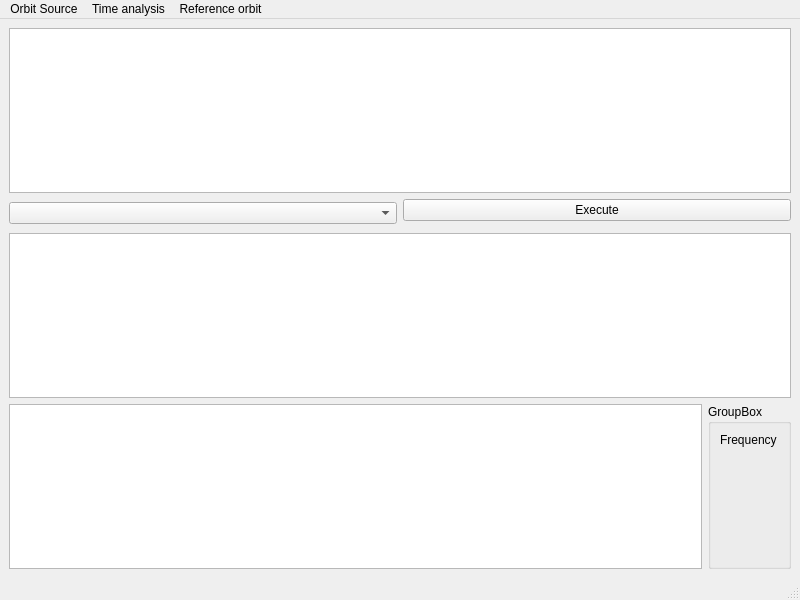
Qt form search_kicks/ui/main_window.ui (hz-b/MSc_SearchKicks) before a commit.
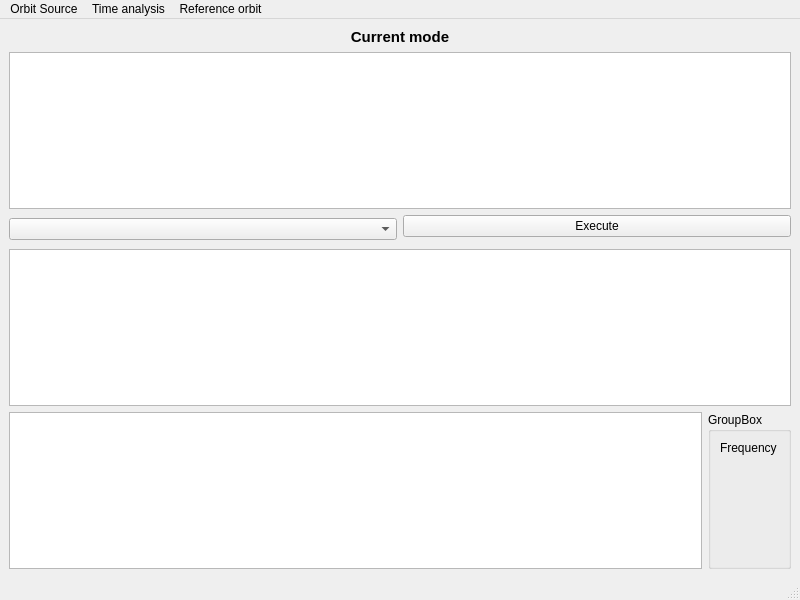
The same form after that commit.

Commit message: correct typo + add enhance gui

The edit to the form file:
```diff
--- a/search_kicks/ui/main_window.ui
+++ b/search_kicks/ui/main_window.ui
@@ -15,6 +15,24 @@
   </property>
   <widget class="QWidget" name="centralwidget">
    <layout class="QVBoxLayout" name="verticalLayout">
+    <item>
+     <widget class="QLabel" name="current_mode_label">
+      <property name="font">
+       <font>
+        <pointsize>11</pointsize>
+        <weight>75</weight>
+        <bold>true</bold>
+        <strikeout>false</strikeout>
+       </font>
+      </property>
+      <property name="text">
+       <string>Current mode</string>
+      </property>
+      <property name="alignment">
+       <set>Qt::AlignCenter</set>
+      </property>
+     </widget>
+    </item>
     <item>
      <widget class="QGraphicsView" name="graphicsView"/>
     </item>
```
Left out of the diff: 20 changed lines with no effect on the pictures. The commit also changes 5 other files.
